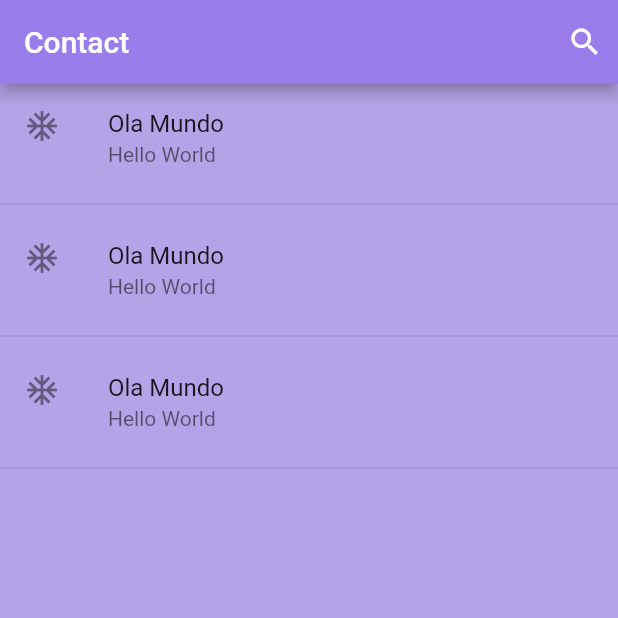
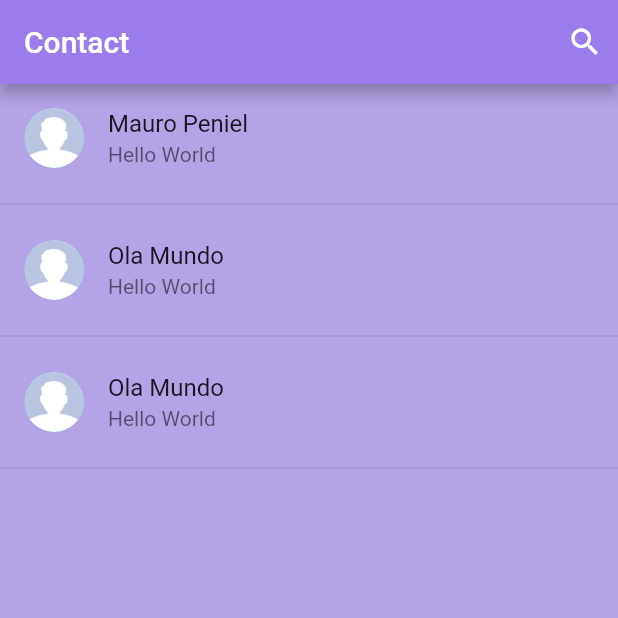
Before and after one commit to restenPiz/My_First_App-Flutter, a Flutter app: the screen it shows after launch, on a phone screen of 412 x 824 dp, the top half of it. Run offline on Flutter 3.47's test engine with Material 2 defaults, Android fonts, the phone set to English and light mode, and no system bars.

Commit message:
Some updates in my app

```diff
--- a/first_app/lib/screens/index.dart
+++ b/first_app/lib/screens/index.dart
@@ -33,21 +33,27 @@ class indexScreen extends StatelessWidget {
             child: ListView(
               children: [
                 ListTile(
-                  title: Text('Ola Mundo'),
+                  title: Text('Mauro Peniel'),
                   subtitle: Text('Hello World'),
-                  leading: Icon(Icons.ac_unit_outlined),
+                  leading: CircleAvatar(
+                    backgroundImage: AssetImage('assets/dif.jpg'),
+                  ),
                 ),
                 const Divider(),
                 ListTile(
                   title: Text('Ola Mundo'),
                   subtitle: Text('Hello World'),
-                  leading: Icon(Icons.ac_unit_outlined),
+                  leading: CircleAvatar(
+                    backgroundImage: AssetImage('assets/dif.jpg'),
+                  ),
                 ),
                 const Divider(),
                 ListTile(
                   title: Text('Ola Mundo'),
                   subtitle: Text('Hello World'),
-                  leading: Icon(Icons.ac_unit_outlined),
+                  leading: CircleAvatar(
+                    backgroundImage: AssetImage('assets/dif.jpg'),
+                  ),
                 ),
                 const Divider(),
               ],
--- a/first_app/pubspec.yaml
+++ b/first_app/pubspec.yaml
@@ -60,7 +60,7 @@ flutter:
 
   # To add assets to your application, add an assets section, like this:
   assets:
-  - assets/diff.jpg
+  - assets/dif.jpg
   - assets/homem.jpg
   - assets/mulher.jpg
 
```
